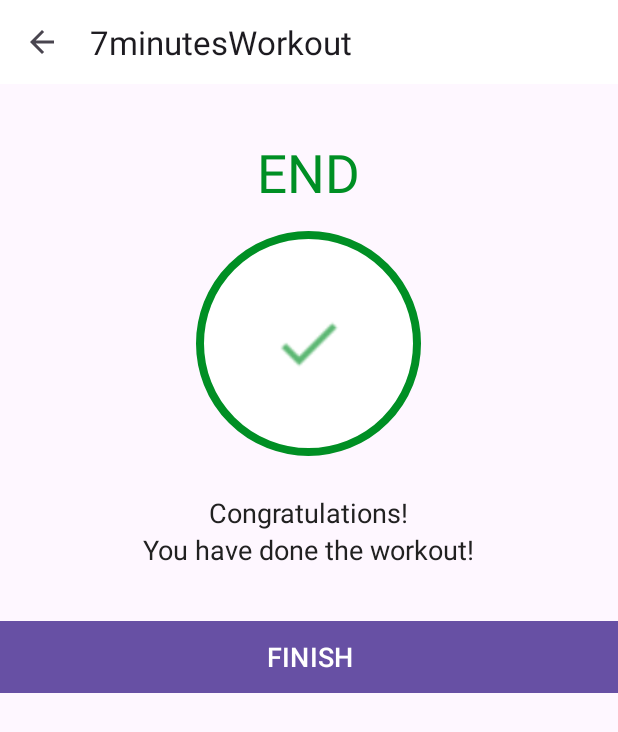
After one commit to Nitesh065/7minWorkout, an Android app: the FinishActivity screen opened directly, with no data from a screen before it, on a phone screen of 412 x 824 dp. The commit adds this screen. Shown: the top 732 px of the screen. Run offline under Robolectric (Android 15) with nearby library versions, the phone set to English and light mode, and no system bars.

Commit message:
made a finish screen

```diff
--- a/app/src/main/AndroidManifest.xml
+++ b/app/src/main/AndroidManifest.xml
@@ -4,9 +4,10 @@
 
     <queries>
         <intent>
-            <action android:name="android.intent.action.TTS_SERVICE"/>
+            <action android:name="android.intent.action.TTS_SERVICE" />
         </intent>
     </queries>
+
     <application
         android:allowBackup="true"
         android:dataExtractionRules="@xml/data_extraction_rules"
@@ -17,6 +18,9 @@
         android:supportsRtl="true"
         android:theme="@style/Theme.7minutesWorkout"
         tools:targetApi="31">
+        <activity
+            android:name=".FinishActivity"
+            android:exported="false" />
         <activity
             android:name=".ExerciseActivity"
             android:exported="false" />
--- a/app/src/main/java/com/example/a7minutesworkout/ExerciseActivity.kt
+++ b/app/src/main/java/com/example/a7minutesworkout/ExerciseActivity.kt
@@ -1,5 +1,6 @@
 package com.example.a7minutesworkout
 
+import android.content.Intent
 import android.media.MediaPlayer
 import android.net.Uri
 import android.os.Bundle
@@ -19,9 +20,11 @@
 
    private var restTimer: CountDownTimer? = null
     private var restProgress = 0
+    private var restTimerDuration: Long = 1
 
     private var exerciseTimer: CountDownTimer? = null
     private var exerciseProgress = 0
+    private var exerciseTimerDuration: Long = 1
 
     private var exerciseList: ArrayList<ExerciseModel>? = null
     private var currentExercisePosition = -1
@@ -119,7 +122,7 @@
     private fun setRestProgressBar() {
         binding?.progressBar?.progress = restProgress
 
-        restTimer = object : CountDownTimer(10000, 1000){
+        restTimer = object : CountDownTimer(restTimerDuration*1000, 1000){
             override fun onTick(millsUnitFinish: Long) {
                   restProgress++
                     binding?.progressBar?.progress = 10 - restProgress
@@ -139,7 +142,7 @@
     private fun setExerciseProgressBar() {
         binding?.exerciseProgressBar?.progress = exerciseProgress
 
-        exerciseTimer = object : CountDownTimer(30000, 1000){
+        exerciseTimer = object : CountDownTimer(exerciseTimerDuration*3000, 1000){
             override fun onTick(millsUnitFinish: Long) {
                 exerciseProgress++
                 binding?.exerciseProgressBar?.progress = 30 - exerciseProgress
@@ -148,15 +151,18 @@
 
             override fun onFinish() {
 
-                exerciseList!![currentExercisePosition].setIsSelected(false)
-                exerciseList!![currentExercisePosition].setIsCompleted(true)
-                exerciseStatusAdapter!!.notifyDataSetChanged()
+
 
                 if (currentExercisePosition < exerciseList!!.size - 1){
+                    exerciseList!![currentExercisePosition].setIsSelected(false)
+                    exerciseList!![currentExercisePosition].setIsCompleted(true)
+                    exerciseStatusAdapter!!.notifyDataSetChanged()
                     setupRestView()
                 }
                 else{
-                    Toast.makeText(this@ExerciseActivity,"Congratulations!! you have completed the 7 minutes workout",Toast.LENGTH_SHORT).show()
+                   finish()
+                    val intent = Intent(this@ExerciseActivity, FinishActivity::class.java)
+                    startActivity(intent)
                 }
 
 
--- /dev/null
+++ b/app/src/main/java/com/example/a7minutesworkout/FinishActivity.kt
@@ -0,0 +1,29 @@
+package com.example.a7minutesworkout
+
+import androidx.appcompat.app.AppCompatActivity
+import android.os.Bundle
+import com.example.a7minutesworkout.databinding.ActivityFinishBinding
+
+class FinishActivity : AppCompatActivity() {
+    private var binding: ActivityFinishBinding? = null
+    override fun onCreate(savedInstanceState: Bundle?) {
+        super.onCreate(savedInstanceState)
+        binding = ActivityFinishBinding.inflate(layoutInflater)
+        setContentView(binding?.root)
+
+        setSupportActionBar(binding?.toolbarFinishActivity)
+
+        // tool bar to get back to screen when back button is pressed
+        if (supportActionBar != null){
+            supportActionBar?.setDisplayHomeAsUpEnabled(true)
+        }
+
+        binding?.toolbarFinishActivity?.setNavigationOnClickListener{
+            onBackPressedDispatcher.onBackPressed()
+        }
+
+        binding?.btnFinish?.setOnClickListener {
+            finish()
+        }
+    }
+}
--- /dev/null
+++ b/app/src/main/res/layout/activity_finish.xml
@@ -0,0 +1,67 @@
+<?xml version="1.0" encoding="utf-8"?>
+
+<LinearLayout xmlns:android="http://schemas.android.com/apk/res/android"
+    xmlns:tools="http://schemas.android.com/tools"
+    android:layout_width="match_parent"
+    android:layout_height="match_parent"
+    android:gravity="center_horizontal"
+    android:orientation="vertical"
+    tools:context=".FinishActivity">
+
+    <androidx.appcompat.widget.Toolbar
+        android:id="@+id/toolbar_finish_activity"
+        android:layout_width="match_parent"
+        android:layout_height="?android:attr/actionBarSize"
+        android:background="#FFFFFF" />
+
+    <TextView
+        android:id="@+id/tvEnd"
+        android:layout_width="wrap_content"
+        android:layout_height="wrap_content"
+        android:layout_marginTop="35dp"
+        android:text="END"
+        android:textColor="@color/colorAccent"
+        android:textSize="35sp" />
+
+    <LinearLayout
+        android:layout_width="150dp"
+        android:layout_height="150dp"
+        android:layout_gravity="center"
+        android:layout_marginTop="15dp"
+        android:background="@drawable/item_circular_color_accent_border"
+        android:gravity="center">
+
+        <!--Here the ic_action_done image in added in the drawables folders.-->
+        <ImageView
+            android:layout_width="50dp"
+            android:layout_height="50dp"
+            android:src="@drawable/ic_action_done" />
+    </LinearLayout>
+
+    <TextView
+        android:layout_width="wrap_content"
+        android:layout_height="wrap_content"
+        android:layout_marginTop="25dp"
+        android:text="Congratulations!"
+        android:textColor="#212121"
+        android:textSize="18sp" />
+
+    <TextView
+        android:layout_width="wrap_content"
+        android:layout_height="wrap_content"
+        android:text="You have done the workout!"
+        android:textColor="#212121"
+        android:textSize="18sp" />
+
+    <Button
+        android:id="@+id/btnFinish"
+        android:layout_width="match_parent"
+        android:layout_height="wrap_content"
+        android:layout_gravity="bottom"
+        android:layout_marginTop="35dp"
+        android:background="@color/colorAccent"
+        android:text="FINISH"
+        android:textColor="#FFFFFF"
+        android:textSize="18sp" />
+
+</LinearLayout>
```
Also changed, not shown: app/src/main/res/drawable/ic_action_done.png (added).
